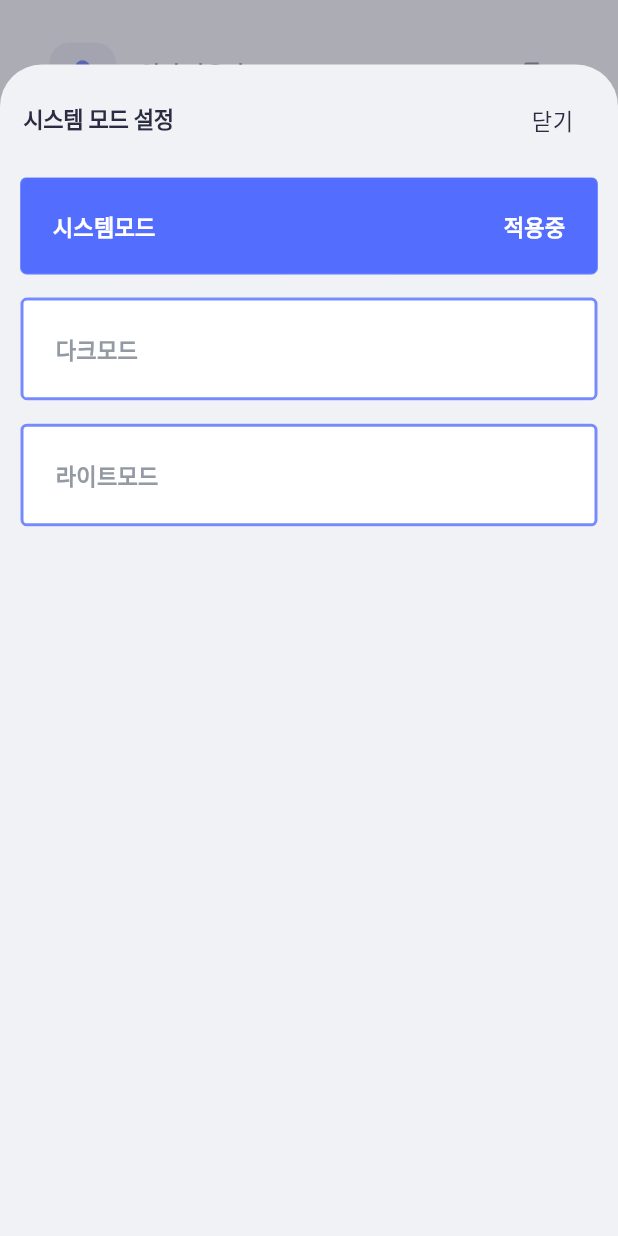
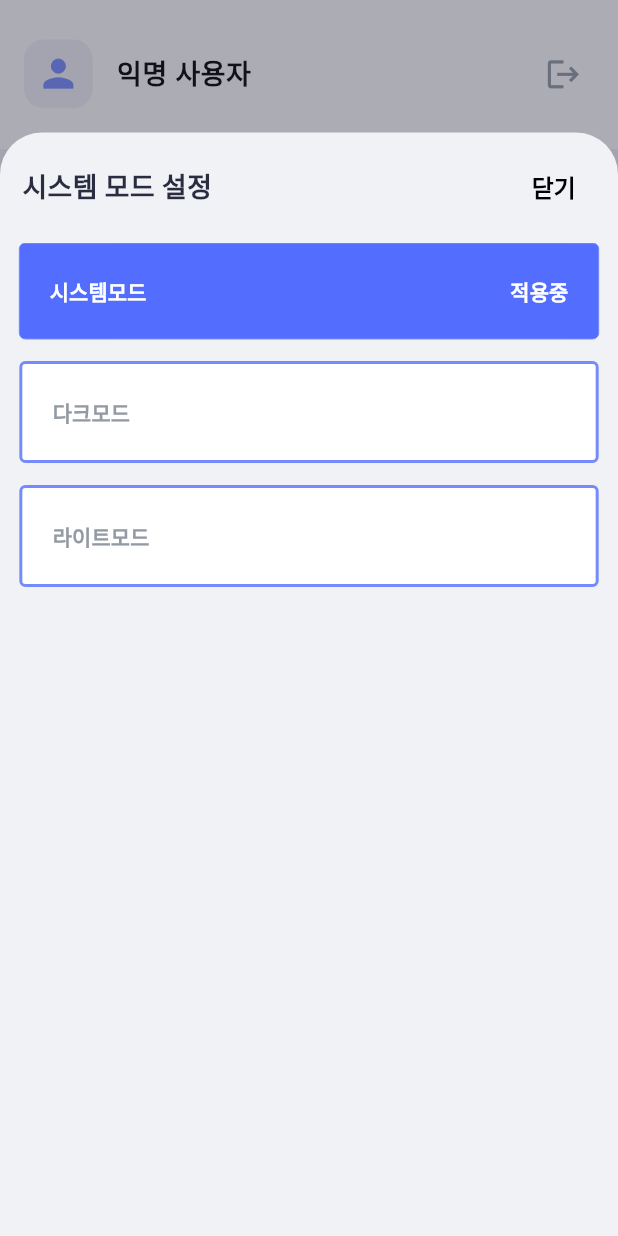
Before and after one commit to seuha24/WCLab, a Flutter app: the screen it shows once a user with an empty profile is signed in, item 2 of the bottom bar chosen, after a tap on "시스템 모드 설정", on a phone screen of 412 x 824 dp. Run offline on Flutter 3.47's test engine with Material 3 defaults, Android fonts, the light colour scheme and no system bars; drawn by our look-alikes of auto_size_text; our stand-ins replace camera, cloud_firestore, dartz, dio, equatable, firebase_auth and 21 more; missing offline and left inert: flutter_naver_map, flutter_reactive_ble, simple_kalman, torch_light; accounts and stored records are empty; network calls fail; project files that could hold a hidden picture were left out.

Commit message:
fix: UI 사이즈 개선 (폴더블 최적화)

```diff
--- /dev/null
+++ b/lib/core/utils/app_sizes.dart
@@ -0,0 +1,89 @@
+import 'package:flutter_screenutil/flutter_screenutil.dart';
+
+/// 화면 크기에 맞게 Width, Height, Font Size, Radius를 스케일링하는 유틸리티 클래스.
+/// 반응형 디자인을 지원하기 위해 화면 크기에 따라 스케일링.
+///
+/// 이 클래스는 스케일링 시 크기가 특정 최대 및 최소값을 넘지 않도록 제한.
+///
+/// [ScreenUtil] 패키지를 사용하여 다양한 화면 크기에 따른 스케일링 비율을 계산.
+class AppSizes {
+  /// 현재 디바이스가 폰인지 여부를 확인하는 플래그 (화면 너비 기준).
+  static final bool _isPhone = ScreenUtil().screenWidth < 600;
+
+  /// 스케일링이 최대화되는 화면 너비.
+  static const double _maxWidth = 430;
+
+  /// 스케일링이 최대화되는 화면 높이.
+  static const double _maxHeight = 1030;
+
+  /// 스케일링이 최소화되는 화면 너비.
+  static const double _minWidth = 320;
+
+  /// 스케일링이 최소화되는 화면 높이.
+  static const double _minHeight = 568;
+
+  /// 글꼴 크기가 지나치게 커지지 않도록 최대 글꼴 크기를 설정.
+  static const double _maxFontSize = 24;
+
+  /// 둥근 모서리를 위한 반경의 최대값.
+  static const double _maxRadius = 20;
+
+  /// 주어진 Width를 화면 너비에 맞춰 스케일링. 스케일링이 최소 및 최대 범위 내에서 유지.
+  ///
+  /// * [size]: 스케일링할 원래 너비 값.
+  static double scaledWidth(double size) {
+    if (ScreenUtil().screenWidth > _maxWidth) {
+      return size;
+    }
+    if (ScreenUtil().screenWidth < _minWidth) {
+      return size * (_minWidth / ScreenUtil().screenWidth * 0.8);
+    }
+    double scaledSize =
+        _isPhone ? SizeExtension(size).w : SizeExtension(size).w * 0.7;
+    return scaledSize > _maxWidth ? _maxWidth : scaledSize;
+  }
+
+  /// 주어진 Height를 화면 높이에 맞춰 스케일링. 스케일링이 최소 및 최대 범위 내에서 유지.
+  ///
+  /// * [size]: 스케일링할 원래 높이 값.
+  static double scaledHeight(double size) {
+    if (ScreenUtil().screenHeight > _maxHeight) {
+      return size;
+    }
+    if (ScreenUtil().screenHeight < _minHeight) {
+      return size * (_minHeight / ScreenUtil().screenHeight);
+    }
+    double scaledSize =
+        _isPhone ? SizeExtension(size).h : SizeExtension(size).h * 0.7;
+    return scaledSize > _maxHeight ? _maxHeight : scaledSize;
+  }
+
+  /// 주어진 Font Size를 화면 너비에 맞춰 스케일링. 스케일링이 최소 및 최대 범위 내에서 유지.
+  ///
+  /// * [size]: 스케일링할 원래 글꼴 크기 값.
+  static double scaledFont(double size) {
+    if (ScreenUtil().screenWidth > _maxWidth) {
+      return size;
+    }
+    if (ScreenUtil().screenWidth < _minWidth) {
+      return size * (_minWidth / ScreenUtil().screenWidth * 0.81);
+    }
+    double scaledSize =
+        _isPhone ? SizeExtension(size).sp : SizeExtension(size / 2).sp;
+    return scaledSize > _maxFontSize ? _maxFontSize : scaledSize;
+  }
+
+  /// 주어진 Radius를 화면 너비에 맞춰 스케일링. 스케일링이 최소 및 최대 범위 내에서 유지.
+  ///
+  /// * [radius]: 스케일링할 원래 반경 값.
+  static double scaledRadius(double radius) {
+    if (ScreenUtil().screenWidth > _maxWidth) {
+      return radius;
+    }
+    if (ScreenUtil().screenWidth < _minWidth) {
+      return radius * (_minWidth / ScreenUtil().screenWidth);
+    }
+    double scaledSize = _isPhone ? radius : radius * 1.2;
+    return scaledSize > _maxRadius ? _maxRadius : scaledSize;
+  }
+}
--- a/lib/framework/ui.dart
+++ b/lib/framework/ui.dart
@@ -17,6 +17,7 @@ import 'package:flutter_screenutil/flutter_screenutil.dart';
 import 'package:flutter_tts/flutter_tts.dart';
 import 'dart:convert';
 import 'package:http/http.dart' as http;
+import 'package:safelight/core/utils/app_sizes.dart';
 import 'package:safelight/core/utils/status_enum.dart';
 import 'package:safelight/infrastructure/services/auth_service.dart';
 import 'package:safelight/presentation/views/signup_user_input.dart';
--- a/lib/main.dart
+++ b/lib/main.dart
@@ -16,6 +16,7 @@ import 'package:permission_handler/permission_handler.dart';
 import 'package:safelight/firebase_options.dart';
 import 'package:safelight/injection.dart' as injection;
 import 'package:safelight/injection.dart';
+import 'package:safelight/presentation/views/signup_user_input.dart';
 
 // import 'package:location_plugin/location_plugin.dart';
 
@@ -50,7 +51,7 @@ class SafeLight extends StatelessWidget {
   @override
   Widget build(BuildContext context) {
     return ScreenUtilInit(
-      designSize: const Size(390, 844),
+      designSize: const Size(414, 896),
       builder: (context, child) => ValueListenableBuilder(
         valueListenable: Hive.box(SystemTheme.themeBox).listenable(),
         builder: (context, Box box, widget) {
--- a/lib/presentation/views/main_view.dart
+++ b/lib/presentation/views/main_view.dart
@@ -24,6 +24,8 @@ class _MainViewState extends State<MainView> {
       _selectedIndex = index;
     });
   }
+
+
 
   @override
   Widget build(BuildContext context) {
@@ -58,6 +60,13 @@ class _MainViewState extends State<MainView> {
               ],
               currentIndex: _selectedIndex,
               selectedItemColor: Theme.of(context).colorScheme.onSecondary,
+              selectedLabelStyle: TextStyle(
+                fontSize: AppSizes.scaledFont(16),
+                fontWeight: FontWeight.bold,
+              ),
+              unselectedLabelStyle: TextStyle(
+                fontSize: AppSizes.scaledFont(16)
+              ),
               onTap: _onItemTapped,
             ),
           );
--- a/lib/presentation/views/map_view.dart
+++ b/lib/presentation/views/map_view.dart
@@ -1013,12 +1013,12 @@ class _NaverMapViewState extends State<NaverMapView> {
                                 ? Text(
                                     '출발지를 입력하세요.',
                                     style: TextStyle(
-                                        fontSize: 17, color: Colors.grey),
+                                        fontSize: AppSizes.scaledFont(18), color: Color(0xff9E9E9E)),
                                   )
                                 : Text(
                                     searchLocation,
                                     style: TextStyle(
-                                        fontSize: 17, color: Colors.black),
+                                        fontSize: AppSizes.scaledFont(18), color: Colors.black),
                                   ),
                             Spacer(),
                             Icon(Icons.search),
@@ -1220,11 +1220,11 @@ class _NaverMapViewState extends State<NaverMapView> {
                                 ? Text(
                                     '목적지를 입력하세요.',
                                     style: TextStyle(
-                                        fontSize: 17, color: Colors.grey),
+                                        fontSize: AppSizes.scaledFont(18), color: Color(0xff9E9E9E)),
                                   )
                                 : Text(
                                     destinationLocation,
-                                    style: TextStyle(fontSize: 17),
+                                    style: TextStyle(fontSize: AppSizes.scaledFont(18)),
                                   ),
                             Spacer(),
                             Icon(Icons.search),
--- a/lib/presentation/views/setting_view.dart
+++ b/lib/presentation/views/setting_view.dart
@@ -66,9 +66,6 @@ class _SettingViewState extends State<SettingView> {
           color: Theme.of(context).colorScheme.secondary,
           padding: EdgeInsets.only(
             top: MediaQuery.of(context).padding.top + SizeTheme.h_lg,
-            bottom: SizeTheme.h_lg,
-            left: SizeTheme.w_md,
-            right: SizeTheme.w_md,
           ),
           child: BlocBuilder<AuthBloc, AuthState>(
             builder: (context, state) {
@@ -99,7 +96,6 @@ class _SettingViewState extends State<SettingView> {
 
                     /// 토큰 데이터 삭제, 로그인 타입 삭제
                     _authService.clearAuthData();
-                    // _authService.clearAuthType();
                     final loadedAuthData = await _authService.loadAuthData();
                     debugPrint('accessToken : ${loadedAuthData['accessToken']}');
                     debugPrint('refreshToken : ${loadedAuthData['refreshToken']}');
@@ -111,10 +107,13 @@ class _SettingViewState extends State<SettingView> {
                         builder: (context) => const SignInView()));
                   },
                   leading: SingleChildRoundedCard(
-                    child: Icon(
-                      Icons.person,
-                      size: 30.w,
-                      color: Theme.of(context).colorScheme.primary,
+                    child: Container(
+                      padding: EdgeInsets.all(AppSizes.scaledWidth(2)),
+                      child: Icon(
+                        Icons.person,
+                        size: AppSizes.scaledWidth(30),
+                        color: Theme.of(context).colorScheme.primary,
+                      ),
                     ),
                   ),
                   title: FittedBox(
@@ -122,12 +121,16 @@ class _SettingViewState extends State<SettingView> {
                     alignment: Alignment.centerLeft,
                     child: Text(
                       username,
-                      style: Theme.of(context).textTheme.displayLarge,
+                      style: TextStyle(
+                        fontSize: AppSizes.scaledFont(18),
+                        fontWeight: FontWeight.bold,
+                      ),
                       semanticsLabel: '',
                     ),
                   ),
                   trailing: Icon(
                     Icons.logout,
+                    size: AppSizes.scaledWidth(25),
                     color: Theme.of(context).colorScheme.onBackground,
                   ),
                 ),
@@ -135,7 +138,7 @@ class _SettingViewState extends State<SettingView> {
             },
           ),
         ),
-        toolbarHeight: 100.h,
+        toolbarHeight: AppSizes.scaledWidth(100),
       ),
       body: SingleChildScrollView(
         child: Column(
@@ -143,7 +146,7 @@ class _SettingViewState extends State<SettingView> {
             Board(
               title: '앱 내 권한',
               titleStyle: TextStyle(
-                  fontSize: 11,
+                  fontSize: AppSizes.scaledFont(16),
                   color: Theme.of(context).colorScheme.onBackground),
               body: Column(
                 children: [
@@ -169,7 +172,10 @@ class _SettingViewState extends State<SettingView> {
                           ),
                           title: Text(
                             '블루투스 권한',
-                            style: Theme.of(context).textTheme.displayLarge,
+                            style: TextStyle(
+                              fontSize: AppSizes.scaledFont(18),
+                              fontWeight: FontWeight.bold,
+                            ),
                           ),
                           trailing: CupertinoSwitch(
                             value: state,
@@ -214,7 +220,10 @@ class _SettingViewState extends State<SettingView> {
                           ),
                           title: Text(
                             '사용자 위치 정보 권한',
-                            style: Theme.of(context).textTheme.displayLarge,
+                            style: TextStyle(
+                              fontSize: AppSizes.scaledFont(18),
+                              fontWeight: FontWeight.bold,
+                            ),
                           ),
                           trailing: CupertinoSwitch(
                             value: state,
@@ -243,7 +252,7 @@ class _SettingViewState extends State<SettingView> {
             Board(
               title: '기타',
               titleStyle: TextStyle(
-                  fontSize: 11,
+                  fontSize: AppSizes.scaledFont(18),
                   color: Theme.of(context).colorScheme.onBackground),
               body: Column(
                 children: [
@@ -256,7 +265,10 @@ class _SettingViewState extends State<SettingView> {
                     child: ListTile(
                       title: Text(
                         '시스템 모드 설정',
-                        style: Theme.of(context).textTheme.displayLarge,
+                        style: TextStyle(
+                          fontSize: AppSizes.scaledFont(18),
+                          fontWeight: FontWeight.bold,
+                        ),
                       ),
                       subtitle: Text(
                         mode == 'system'
@@ -264,10 +276,10 @@ class _SettingViewState extends State<SettingView> {
                             : mode == 'light'
                                 ? '라이트모드 적용중'
                                 : '다크모드 적용중',
-                        style: Theme.of(context)
-                            .textTheme
-                            .displayMedium!
-                            .apply(color: ColorTheme.highlight2),
+                        style: TextStyle(
+                          fontSize: AppSizes.scaledFont(16),
+                          fontWeight: FontWeight.bold,
+                        ).apply(color: ColorTheme.highlight2),
                         semanticsLabel: '',
                       ),
                       trailing: Icon(
@@ -291,16 +303,23 @@ class _SettingViewState extends State<SettingView> {
                               headerPadding: EdgeInsets.only(
                                   bottom: SizeTheme.h_sm, left: 2),
                               padding: EdgeInsets.all(SizeTheme.h_sm),
-                              titleStyle:
-                                  Theme.of(context).textTheme.displayLarge,
+                              titleStyle: TextStyle(
+                                fontSize: AppSizes.scaledFont(18),
+                                fontWeight: FontWeight.bold,
+                              ),
                               trailing: TextButton(
                                 child: ConstrainedBox(
                                   constraints: BoxConstraints(maxWidth: 50.w),
                                   child: FittedBox(
-                                      child: Text('닫기',
-                                          style: Theme.of(context)
-                                              .textTheme
-                                              .labelMedium!)),
+                                    child: Text(
+                                      '닫기',
+                                      style: TextStyle(
+                                        fontSize: AppSizes.scaledFont(16),
+                                        fontWeight: FontWeight.bold,
+                                        color: Colors.black,
+                                      ),
+                                    ),
+                                  ),
                                 ),
                                 onPressed: () => Navigator.pop(context),
                               ),
@@ -364,7 +383,7 @@ class _SettingViewState extends State<SettingView> {
                     ),
                   ),
 
-    // 경광등
+                  // 경광등
                   Semantics.fromProperties(
                     properties: SemanticsProperties(
                       button: true,
@@ -375,7 +394,10 @@ class _SettingViewState extends State<SettingView> {
                     child: ListTile(
                       title: Text(
                         '경광등 설정',
-                        style: Theme.of(context).textTheme.displayLarge,
+                        style: TextStyle(
+                          fontSize: AppSizes.scaledFont(18),
+                          fontWeight: FontWeight.bold,
+                        ),
                       ),
                       subtitle: Text(
                         lightmode == 'alwayson'
@@ -383,10 +405,10 @@ class _SettingViewState extends State<SettingView> {
                             : lightmode == 'weathers'
                                 ? '주변 환경에 따라 켜기 모드 적용중'
                                 : '항상 끄기 모드 적용중',
-                        style: Theme.of(context)
-                            .textTheme
-                            .displayMedium!
-                            .apply(color: ColorTheme.highlight2),
+                        style: TextStyle(
+                          fontSize: AppSizes.scaledFont(16),
+                          fontWeight: FontWeight.bold,
+                        ).apply(color: ColorTheme.highlight2),
                         semanticsLabel: '',
                       ),
                       trailing: Icon(
@@ -412,15 +434,24 @@ class _SettingViewState extends State<SettingView> {
                               ),
                               padding: EdgeInsets.all(SizeTheme.w_md),
                               titleStyle:
-                                  Theme.of(context).textTheme.displayLarge,
+                              TextStyle(
+                                fontSize: AppSizes.scaledFont(18),
+                                fontWeight: FontWeight.bold,
+                                color: Colors.black,
+                              ),
                               trailing: TextButton(
                                 child: ConstrainedBox(
                                   constraints: BoxConstraints(maxWidth: 50.w),
                                   child: FittedBox(
-                                      child: Text('닫기',
-                                          style: Theme.of(context)
-                                              .textTheme
-                                              .labelMedium!)),
+                                    child: Text(
+                                      '닫기',
+                                      style: TextStyle(
+                                        fontSize: AppSizes.scaledFont(16),
+                                        fontWeight: FontWeight.bold,
+                                        color: Colors.black,
+                                      ),
+                                    ),
+                                  ),
                                 ),
                                 onPressed: () => Navigator.pop(context),
                               ),
@@ -498,7 +529,10 @@ class _SettingViewState extends State<SettingView> {
                           },
                           title: Text(
                             '음성 보조 설정',
-                            style: Theme.of(context).textTheme.displayLarge,
+                            style: TextStyle(
+                              fontSize: AppSizes.scaledFont(18),
+                              fontWeight: FontWeight.bold,
+                            ),
                           ),
                           trailing: CupertinoSwitch(
                             value: TTS.enable,
@@ -537,7 +571,10 @@ class _SettingViewState extends State<SettingView> {
                       },
                       title: Text(
                         '외부 라이센스',
-                        style: Theme.of(context).textTheme.displayLarge,
+                        style: TextStyle(
+                          fontSize: AppSizes.scaledFont(18),
+                          fontWeight: FontWeight.bold,
+                        ),
                       ),
                     ),
                   ),
@@ -557,7 +594,10 @@ class _SettingViewState extends State<SettingView> {
                       },
                       title: Text(
                         '도움말',
-                        style: Theme.of(context).textTheme.displayLarge,
+                        style: TextStyle(
+                          fontSize: AppSizes.scaledFont(18),
+                          fontWeight: FontWeight.bold,
+                        ),
                       ),
                     ),
                   ),
--- a/lib/presentation/views/sign_in_view.dart
+++ b/lib/presentation/views/sign_in_view.dart
@@ -15,6 +15,8 @@ class _SignInViewState extends State<SignInView> {
 
   @override
   Widget build(BuildContext context) {
+    debugPrint('width : ${ScreenUtil().screenWidth}');
+
     return BlocListener<AuthBloc, AuthState>(
       listener: (context, state) {
         debugPrint('state ::::: $state');
@@ -51,9 +53,9 @@ class _SignInViewState extends State<SignInView> {
         backgroundColor: Theme.of(context).colorScheme.secondary,
         appBar: AppBar(
           centerTitle: true,
-          title: const Text(
+          title: Text(
             '로그인',
-            style: TextStyle(fontSize: 20),
+            style: TextStyle(fontSize: AppSizes.scaledFont(24)),
           ),
         ),
         body: Center(
@@ -88,10 +90,10 @@ class _SignInViewState extends State<SignInView> {
                     ),
                     child: Text(
                       '처음 사용하시나요?',
-                      style: Theme.of(context)
-                          .textTheme
-                          .titleLarge!
-                          .apply(color: Theme.of(context).colorScheme.primary),
+                        style: TextStyle(
+                          fontSize: AppSizes.scaledFont(18),
+                          fontWeight: FontWeight.bold,
+                        ).apply(color: Theme.of(context).colorScheme.primary),
                     ),
                   ),
                   const SizedBox(height: 20),
@@ -106,8 +108,8 @@ class _SignInViewState extends State<SignInView> {
                         child: Container(
                           padding: EdgeInsets.all(2.sp),
                           child: Image(
-                            width: 60.w,
-                            height: 60.w,
+                            width: AppSizes.scaledWidth(60),
+                            height: AppSizes.scaledWidth(60),
                             image: AssetImage(
                               Images.AppleLogo,
                             ),
@@ -122,8 +124,8 @@ class _SignInViewState extends State<SignInView> {
                         child: Container(
                           padding: EdgeInsets.all(2.sp),
                           child: Image(
-                            width: 60.w,
-                            height: 60.w,
+                            width: AppSizes.scaledWidth(60),
+                            height: AppSizes.scaledWidth(60),
                             image: AssetImage(
                               Images.GoogleLogo,
                             ),
@@ -162,9 +164,9 @@ class _SignInViewState extends State<SignInView> {
                                           .colorScheme
                                           .onPrimary,
                                     )
-                                  : const Text(
+                                  : Text(
                                       '로그인 없이 이용하기',
-                                      style: TextStyle(fontSize: 16),
+                                      style: TextStyle(fontSize: AppSizes.scaledFont(18)),
                                     ),
                             ),
                           ),
--- a/lib/presentation/widgets/gap.dart
+++ b/lib/presentation/widgets/gap.dart
@@ -1,5 +1,6 @@
 import 'package:flutter/material.dart';
 import 'package:flutter_screenutil/flutter_screenutil.dart';
+import 'package:safelight/core/utils/app_sizes.dart';
 
 class Gap extends StatelessWidget {
   const Gap({
@@ -14,8 +15,8 @@ class Gap extends StatelessWidget {
   @override
   Widget build(BuildContext context) {
     return SizedBox(
-      height: height ?? 14.sp,
-      width: width ?? 14.sp,
+      height: AppSizes.scaledHeight(height ?? 14),
+      width: AppSizes.scaledWidth(width ?? 14)
     );
   }
 }
--- a/pubspec.yaml
+++ b/pubspec.yaml
@@ -26,7 +26,7 @@ dependencies:
 
   # utils
   auto_size_text: ^3.0.0
-  flutter_screenutil: ^5.5.4
+  flutter_screenutil: ^5.9.3
   shimmer: ^3.0.0
   lottie: ^2.2.0
   fluttertoast: ^8.2.8
```
Also changed, not shown: lib/presentation/views/destination_search_view.dart (+7 -2 lines), lib/presentation/views/signup_user_input.dart (+60 -24 lines), lib/presentation/views/startspot_search_view.dart (+9 -2 lines).
